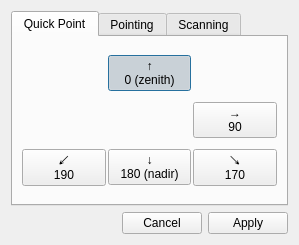
Qt form src/hcrgui/AntennaModeDialog.ui (NCAR/HCR_instrument) before a commit.
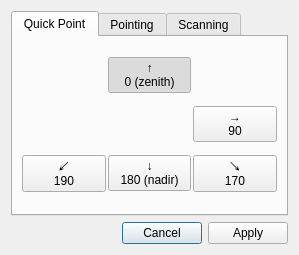
The same form after that commit. The open tabs and pages were chosen to show the change. Icons and pictures are not drawn.

Commit message:
Use NoFocus policy for most buttons and controls
This avoids problems where keypresses generate unintended actions from
the GUI. The AntennaModeDialog widget still has some pieces with
TabFocus to allow for quick setup of scanning.

The edit to the form file:
```diff
--- a/src/hcrgui/AntennaModeDialog.ui
+++ b/src/hcrgui/AntennaModeDialog.ui
@@ -7,7 +7,7 @@
     <x>0</x>
     <y>0</y>
     <width>299</width>
-    <height>245</height>
+    <height>255</height>
    </rect>
   </property>
   <property name="windowTitle">
@@ -16,6 +16,9 @@
   <layout class="QVBoxLayout" name="verticalLayout">
    <item>
     <widget class="QTabWidget" name="tabWidget">
+     <property name="focusPolicy">
+      <enum>Qt::WheelFocus</enum>
+     </property>
      <property name="autoFillBackground">
       <bool>false</bool>
      </property>
@@ -23,7 +26,7 @@
       <string notr="true"/>
      </property>
      <property name="currentIndex">
-      <number>0</number>
+      <number>2</number>
      </property>
      <widget class="QWidget" name="quickPointTab">
       <property name="sizePolicy">
@@ -39,7 +42,39 @@
        <property name="spacing">
         <number>2</number>
        </property>
-       <item row="1" column="1">
+       <item row="3" column="0">
+        <widget class="QPushButton" name="ssCal190Button">
+         <property name="sizePolicy">
+          <sizepolicy hsizetype="Minimum" vsizetype="Fixed">
+           <horstretch>0</horstretch>
+           <verstretch>0</verstretch>
+          </sizepolicy>
+         </property>
+         <property name="minimumSize">
+          <size>
+           <width>1</width>
+           <height>0</height>
+          </size>
+         </property>
+         <property name="focusPolicy">
+          <enum>Qt::NoFocus</enum>
+         </property>
+         <property name="toolTip">
+          <string>sea surface calibration (190)</string>
+         </property>
+         <property name="text">
+          <string>↙
+190</string>
+         </property>
+         <property name="checkable">
+          <bool>true</bool>
+         </property>
+         <property name="autoExclusive">
+          <bool>true</bool>
+         </property>
+        </widget>
+       </item>
+       <item row="2" column="1">
         <widget class="QLabel" name="planeImage">
          <property name="sizePolicy">
           <sizepolicy hsizetype="Minimum" vsizetype="Preferred">
@@ -67,39 +102,7 @@
          </property>
         </widget>
        </item>
-       <item row="0" column="1">
-        <widget class="QPushButton" name="zenithButton">
-         <property name="sizePolicy">
-          <sizepolicy hsizetype="Minimum" vsizetype="Fixed">
-           <horstretch>0</horstretch>
-           <verstretch>0</verstretch>
-          </sizepolicy>
-         </property>
-         <property name="mouseTracking">
-          <bool>false</bool>
-         </property>
-         <property name="toolTip">
-          <string>zenith pointing</string>
-         </property>
-         <property name="whatsThis">
-          <string/>
-         </property>
-         <property name="text">
-          <string>↑
-0 (zenith)</string>
-         </property>
-         <property name="checkable">
-          <bool>true</bool>
-         </property>
-         <property name="checked">
-          <bool>true</bool>
-         </property>
-         <property name="autoExclusive">
-          <bool>true</bool>
-         </property>
-        </widget>
-       </item>
-       <item row="1" column="2">
+       <item row="2" column="2">
         <widget class="QPushButton" name="horizontalButton">
          <property name="sizePolicy">
           <sizepolicy hsizetype="Minimum" vsizetype="Fixed">
@@ -107,6 +110,9 @@
            <verstretch>0</verstretch>
           </sizepolicy>
          </property>
+         <property name="focusPolicy">
+          <enum>Qt::NoFocus</enum>
+         </property>
          <property name="toolTip">
           <string>horizontal pointing (right)</string>
          </property>
@@ -122,36 +128,7 @@
          </property>
         </widget>
        </item>
-       <item row="2" column="0">
-        <widget class="QPushButton" name="ssCal190Button">
-         <property name="sizePolicy">
-          <sizepolicy hsizetype="Minimum" vsizetype="Fixed">
-           <horstretch>0</horstretch>
-           <verstretch>0</verstretch>
-          </sizepolicy>
-         </property>
-         <property name="minimumSize">
-          <size>
-           <width>1</width>
-           <height>0</height>
-          </size>
-         </property>
-         <property name="toolTip">
-          <string>sea surface calibration (190)</string>
-         </property>
-         <property name="text">
-          <string>↙
-190</string>
-         </property>
-         <property name="checkable">
-          <bool>true</bool>
-         </property>
-         <property name="autoExclusive">
-          <bool>true</bool>
-         </property>
-        </widget>
-       </item>
-       <item row="2" column="1">
+       <item row="3" column="1">
         <widget class="QPushButton" name="nadirButton">
          <property name="sizePolicy">
           <sizepolicy hsizetype="Minimum" vsizetype="Fixed">
@@ -159,6 +136,9 @@
            <verstretch>0</verstretch>
           </sizepolicy>
          </property>
+         <property name="focusPolicy">
+          <enum>Qt::NoFocus</enum>
+         </property>
          <property name="toolTip">
           <string>nadir pointing</string>
          </property>
@@ -174,7 +154,7 @@
          </property>
         </widget>
        </item>
-       <item row="2" column="2">
+       <item row="3" column="2">
         <widget class="QPushButton" name="ssCal170Button">
          <property name="sizePolicy">
           <sizepolicy hsizetype="Minimum" vsizetype="Fixed">
@@ -182,6 +162,9 @@
            <verstretch>0</verstretch>
           </sizepolicy>
          </property>
+         <property name="focusPolicy">
+          <enum>Qt::NoFocus</enum>
+         </property>
          <property name="toolTip">
           <string>sea surface calibration (170)</string>
          </property>
@@ -197,6 +180,41 @@
          </property>
         </widget>
        </item>
+       <item row="1" column="1">
+        <widget class="QPushButton" name="zenithButton">
+         <property name="sizePolicy">
+          <sizepolicy hsizetype="Minimum" vsizetype="Fixed">
+           <horstretch>0</horstretch>
+           <verstretch>0</verstretch>
+          </sizepolicy>
+         </property>
+         <property name="mouseTracking">
+          <bool>false</bool>
+         </property>
+         <property name="focusPolicy">
+          <enum>Qt::NoFocus</enum>
+         </property>
+         <property name="toolTip">
+          <string>zenith pointing</string>
+         </property>
+         <property name="whatsThis">
+          <string/>
+         </property>
+         <property name="text">
+          <string>↑
+0 (zenith)</string>
+         </property>
+         <property name="checkable">
+          <bool>true</bool>
+         </property>
+         <property name="checked">
+          <bool>true</bool>
+         </property>
+         <property name="autoExclusive">
+          <bool>true</bool>
+         </property>
+        </widget>
+       </item>
       </layout>
      </widget>
      <widget class="QWidget" name="pointingTab">
@@ -226,6 +244,9 @@
        </item>
        <item row="0" column="1">
         <widget class="QDoubleSpinBox" name="pointingSpinBox">
+         <property name="focusPolicy">
+          <enum>Qt::TabFocus</enum>
+         </property>
          <property name="decimals">
           <number>1</number>
          </property>
@@ -292,6 +313,9 @@
        </item>
        <item row="0" column="1">
         <widget class="QDoubleSpinBox" name="ccwLimitSpinBox">
+         <property name="focusPolicy">
+          <enum>Qt::TabFocus</enum>
+         </property>
          <property name="decimals">
           <number>1</number>
          </property>
@@ -308,6 +332,9 @@
        </item>
        <item row="1" column="1">
         <widget class="QDoubleSpinBox" name="cwLimitSpinBox">
+         <property name="focusPolicy">
+          <enum>Qt::TabFocus</enum>
+         </property>
          <property name="decimals">
           <number>1</number>
          </property>
@@ -334,6 +361,9 @@
        </item>
        <item row="3" column="1">
         <widget class="QDoubleSpinBox" name="beamTiltSpinBox">
+         <property name="focusPolicy">
+          <enum>Qt::TabFocus</enum>
+         </property>
          <property name="decimals">
           <number>1</number>
          </property>
@@ -347,6 +377,9 @@
        </item>
        <item row="2" column="1">
         <widget class="QDoubleSpinBox" name="scanRateSpinBox">
+         <property name="focusPolicy">
+          <enum>Qt::TabFocus</enum>
+         </property>
          <property name="decimals">
           <number>1</number>
          </property>
@@ -364,6 +397,9 @@
    </item>
    <item>
     <widget class="QDialogButtonBox" name="buttonBox">
+     <property name="focusPolicy">
+      <enum>Qt::NoFocus</enum>
+     </property>
      <property name="orientation">
       <enum>Qt::Horizontal</enum>
      </property>
```
Left out of the diff: 8 changed lines with no effect on the pictures. The commit also changes 11 other files.
